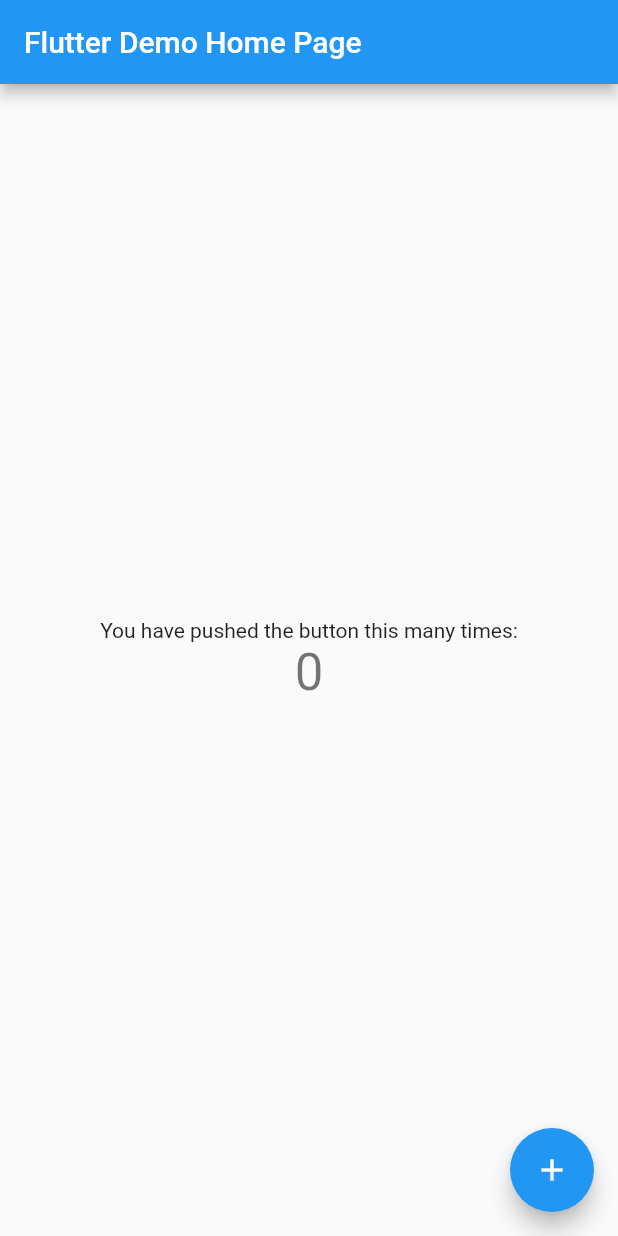
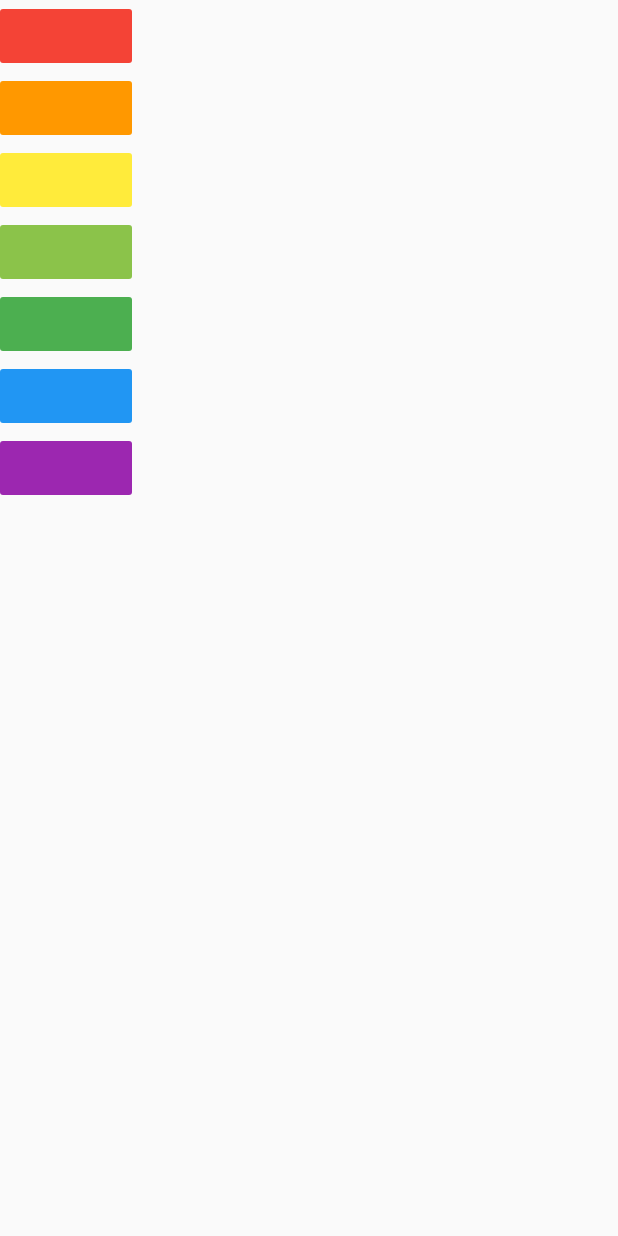
Before and after one commit to ddai00bit/appbrewery-flutter-development-bootcamp, a Flutter app: the screen it shows after launch, on a phone screen of 412 x 824 dp. Run offline on Flutter 3.47's test engine with Material 2 defaults, Android fonts, the phone set to English and light mode, and no system bars; our stand-ins replace audioplayers.

Commit message:
[xylophone] [Add basic layout and note playing functionality]

```diff
--- a/xylophone/lib/main.dart
+++ b/xylophone/lib/main.dart
@@ -1,111 +1,14 @@
+import 'package:audioplayers/audio_cache.dart';
 import 'package:flutter/material.dart';
 
-void main() => runApp(MyApp());
+import 'src/app.dart';
 
-class MyApp extends StatelessWidget {
-  // This widget is the root of your application.
-  @override
-  Widget build(BuildContext context) {
-    return MaterialApp(
-      title: 'Flutter Demo',
-      theme: ThemeData(
-        // This is the theme of your application.
-        //
-        // Try running your application with "flutter run". You'll see the
-        // application has a blue toolbar. Then, without quitting the app, try
-        // changing the primarySwatch below to Colors.green and then invoke
-        // "hot reload" (press "r" in the console where you ran "flutter run",
-        // or simply save your changes to "hot reload" in a Flutter IDE).
-        // Notice that the counter didn't reset back to zero; the application
-        // is not restarted.
-        primarySwatch: Colors.blue,
+final player = AudioCache();
+
+void main() => runApp(
+      XylophoneApp(
+        playNoteHandler: (note) {
+          player.play(note);
+        },
       ),
-      home: MyHomePage(title: 'Flutter Demo Home Page'),
     );
-  }
-}
-
-class MyHomePage extends StatefulWidget {
-  MyHomePage({Key key, this.title}) : super(key: key);
-
-  // This widget is the home page of your application. It is stateful, meaning
-  // that it has a State object (defined below) that contains fields that affect
-  // how it looks.
-
-  // This class is the configuration for the state. It holds the values (in this
-  // case the title) provided by the parent (in this case the App widget) and
-  // used by the build method of the State. Fields in a Widget subclass are
-  // always marked "final".
-
-  final String title;
-
-  @override
-  _MyHomePageState createState() => _MyHomePageState();
-}
-
-class _MyHomePageState extends State<MyHomePage> {
-  int _counter = 0;
-
-  void _incrementCounter() {
-    setState(() {
-      // This call to setState tells the Flutter framework that something has
-      // changed in this State, which causes it to rerun the build method below
-      // so that the display can reflect the updated values. If we changed
-      // _counter without calling setState(), then the build method would not be
-      // called again, and so nothing would appear to happen.
-      _counter++;
-    });
-  }
-
-  @override
-  Widget build(BuildContext context) {
-    // This method is rerun every time setState is called, for instance as done
-    // by the _incrementCounter method above.
-    //
-    // The Flutter framework has been optimized to make rerunning build methods
-    // fast, so that you can just rebuild anything that needs updating rather
-    // than having to individually change instances of widgets.
-    return Scaffold(
-      appBar: AppBar(
-        // Here we take the value from the MyHomePage object that was created by
-        // the App.build method, and use it to set our appbar title.
-        title: Text(widget.title),
-      ),
-      body: Center(
-        // Center is a layout widget. It takes a single child and positions it
-        // in the middle of the parent.
-        child: Column(
-          // Column is also layout widget. It takes a list of children and
-          // arranges them vertically. By default, it sizes itself to fit its
-          // children horizontally, and tries to be as tall as its parent.
-          //
-          // Invoke "debug painting" (press "p" in the console, choose the
-          // "Toggle Debug Paint" action from the Flutter Inspector in Android
-          // Studio, or the "Toggle Debug Paint" command in Visual Studio Code)
-          // to see the wireframe for each widget.
-          //
-          // Column has various properties to control how it sizes itself and
-          // how it positions its children. Here we use mainAxisAlignment to
-          // center the children vertically; the main axis here is the vertical
-          // axis because Columns are vertical (the cross axis would be
-          // horizontal).
-          mainAxisAlignment: MainAxisAlignment.center,
-          children: <Widget>[
-            Text(
-              'You have pushed the button this many times:',
-            ),
-            Text(
-              '$_counter',
-              style: Theme.of(context).textTheme.display1,
-            ),
-          ],
-        ),
-      ),
-      floatingActionButton: FloatingActionButton(
-        onPressed: _incrementCounter,
-        tooltip: 'Increment',
-        child: Icon(Icons.add),
-      ), // This trailing comma makes auto-formatting nicer for build methods.
-    );
-  }
-}
--- /dev/null
+++ b/xylophone/lib/src/app.dart
@@ -0,0 +1,49 @@
+import 'package:flutter/material.dart';
+
+typedef void PlayNoteHandler(String note);
+
+class XylophoneApp extends StatelessWidget {
+  final Map<Color, String> _notes = {
+    Colors.red: "note1.wav",
+    Colors.orange: "note2.wav",
+    Colors.yellow: "note3.wav",
+    Colors.lightGreen: "note4.wav",
+    Colors.green: "note5.wav",
+    Colors.blue: "note6.wav",
+    Colors.purple: "note7.wav",
+  };
+  final PlayNoteHandler playNoteHandler;
+
+  XylophoneApp({
+    Key key,
+    this.playNoteHandler,
+  }) : super(key: key);
+
+  @override
+  Widget build(BuildContext context) {
+    return MaterialApp(
+      home: Scaffold(
+        body: SafeArea(
+          child: Column(
+            children: getNoteButtons(),
+          ),
+        ),
+      ),
+    );
+  }
+
+  List<Widget> getNoteButtons() {
+    return _notes.keys
+        .map((color) => _noteButton(color, _notes[color]))
+        .toList();
+  }
+
+  Widget _noteButton(MaterialColor color, String note) {
+    return FlatButton(
+      color: color,
+      onPressed: () {
+        playNoteHandler(note);
+      },
+    );
+  }
+}
--- a/xylophone/pubspec.yaml
+++ b/xylophone/pubspec.yaml
@@ -23,6 +23,7 @@
   # The following adds the Cupertino Icons font to your application.
   # Use with the CupertinoIcons class for iOS style icons.
   cupertino_icons: ^0.1.2
+  audioplayers: ^0.12.1
 
 dev_dependencies:
   flutter_test:
```
Also changed, not shown: 7 other files.
